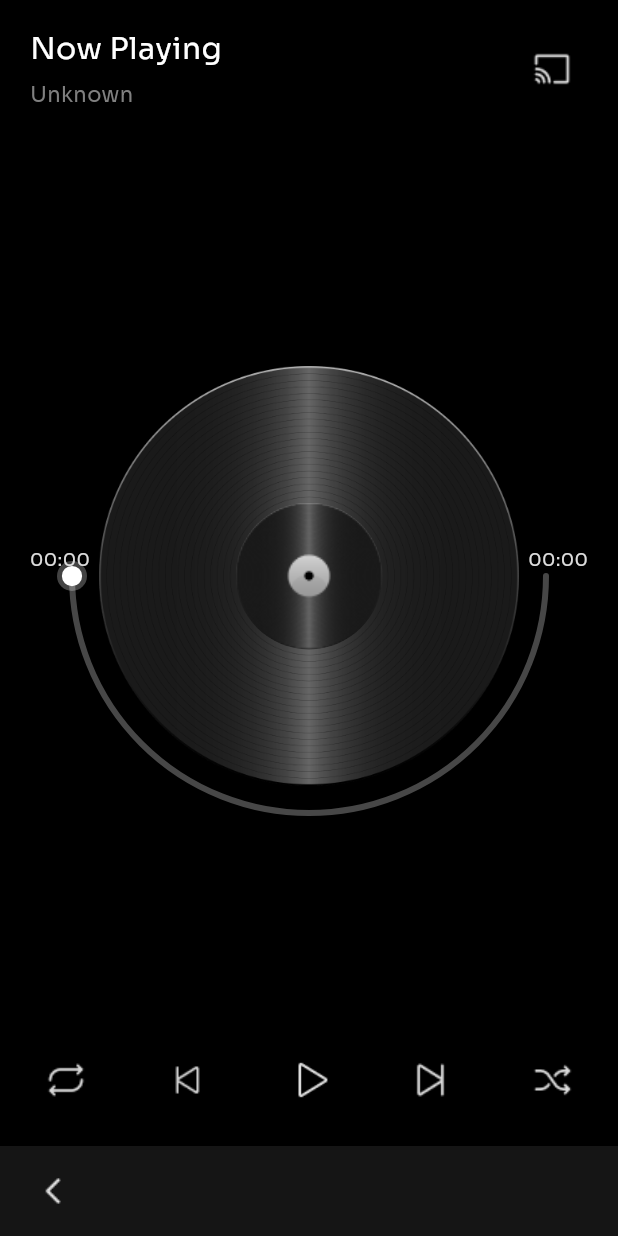
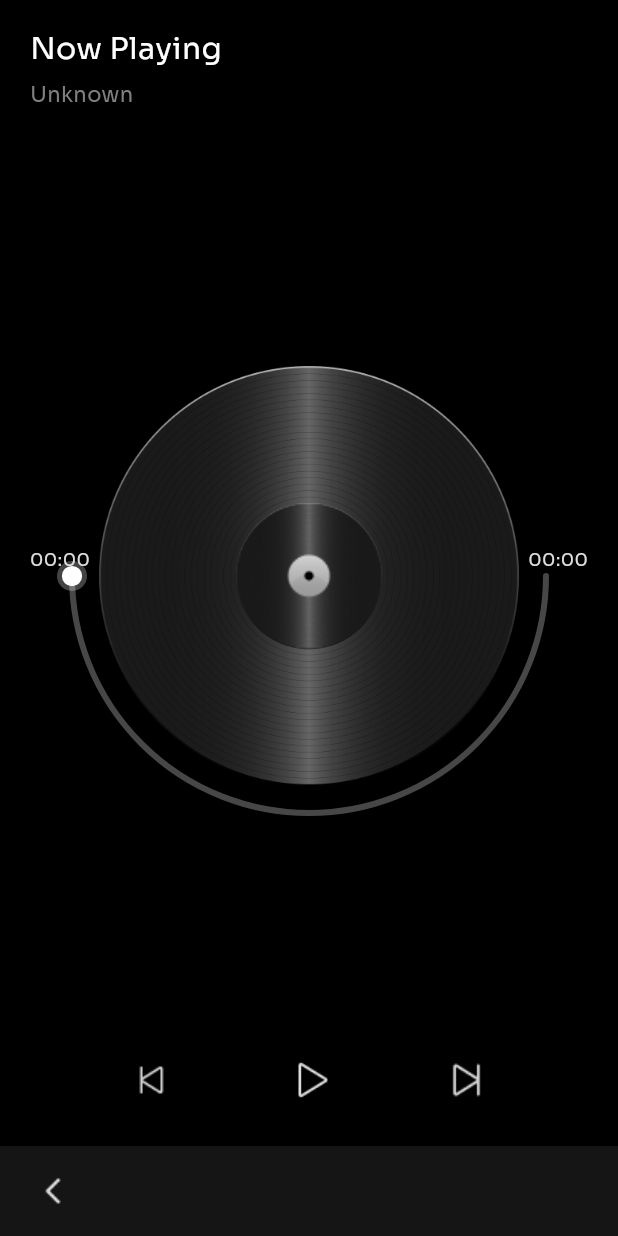
Before and after one commit to DhanishMecha/mechanix-music, a Flutter app: the MusicMiniPlayer widget shown alone on an empty page, opened directly, after a tap on "Now Playing", on a phone screen of 412 x 824 dp. Run offline on Flutter 3.47's test engine with Material 3 defaults, Android fonts, the phone set to English and light mode, and no system bars; our stand-ins replace audioplayers, equatable, file, flutter_bloc, objectbox; missing offline and left inert: audio_metadata_reader, show_fps; generated files the repository leaves out were written again.

Commit message:
fix: mini player ui update

```diff
--- a/lib/features/music/presentation/widgets/music/music_mini_player.dart
+++ b/lib/features/music/presentation/widgets/music/music_mini_player.dart
@@ -148,17 +148,19 @@ class _MusicMiniPlayerState extends State<MusicMiniPlayer> {
               ),
 
               // Audiocast
-              MusicButton(
-                iconPath: MusicIcons.audiocastIcon,
-                boxSize: 44,
-                iconSize: 24,
-                isSelected: false,
-                onTap: () {},
-              ),
+              // MusicButton(
+              //   iconPath: MusicIcons.audiocastIcon,
+              //   boxSize: 44,
+              //   iconSize: 24,
+              //   isSelected: false,
+              //   onTap: () {},
+              // ),
 
               // Play/Pause
               BlocSelector<PlaybackBloc, PlaybackState, bool>(
-                selector: (state) => state.status == PlaybackStatus.playing,
+                selector: (state) =>
+                    state.status == PlaybackStatus.playing ||
+                    state.status == PlaybackStatus.loading,
                 builder: (context, isPlaying) => MusicButton(
                   boxSize: 44,
                   iconSize: 24,
--- a/lib/features/music/presentation/widgets/music/tabs/track/track_tile.dart
+++ b/lib/features/music/presentation/widgets/music/tabs/track/track_tile.dart
@@ -79,10 +79,15 @@ class _ArtworkWidget extends StatelessWidget {
     if (artworkPath != null) {
       final file = File(artworkPath!);
       if (file.existsSync()) {
-        return CircleAvatar(radius: 26, backgroundImage: FileImage(file));
+        return ClipRRect(
+          borderRadius: BorderRadius.circular(50),
+          child: Image.file(
+            file,
+            errorBuilder: (context, error, stackTrace) => _fallback(),
+          ),
+        );
       }
     }
-
     return _fallback();
   }
 
--- a/lib/features/music/presentation/widgets/player/player_controls.dart
+++ b/lib/features/music/presentation/widgets/player/player_controls.dart
@@ -15,12 +15,13 @@ class PlayerControls extends StatelessWidget {
       mainAxisAlignment: MainAxisAlignment.spaceBetween,
       children: [
         //repeat icon
-        MusicButton(
-          boxSize: 48,
-          iconPath: MusicIcons.repeatIcon,
-          isSelected: false,
-          onTap: () {},
-        ),
+        // MusicButton(
+        //   boxSize: 48,
+        //   iconPath: MusicIcons.repeatIcon,
+        //   isSelected: false,
+        //   onTap: () {},
+        // ),
+        const SizedBox(),
 
         // previous icon
         MusicButton(
@@ -34,7 +35,9 @@ class PlayerControls extends StatelessWidget {
 
         // pause/resume icon
         BlocSelector<PlaybackBloc, PlaybackState, bool>(
-          selector: (state) => state.status == PlaybackStatus.playing,
+          selector: (state) =>
+              state.status == PlaybackStatus.playing ||
+              state.status == PlaybackStatus.loading,
           builder: (context, isPlaying) {
             return MusicButton(
               boxSize: 48,
@@ -62,14 +65,15 @@ class PlayerControls extends StatelessWidget {
             context.read<PlaybackBloc>().add(const PlaybackPlayNext());
           },
         ),
+        const SizedBox(),
 
         // shuffle icon
-        MusicButton(
-          boxSize: 48,
-          iconPath: MusicIcons.shuffleIcon,
-          isSelected: false,
-          onTap: () {},
-        ),
+        // MusicButton(
+        //   boxSize: 48,
+        //   iconPath: MusicIcons.shuffleIcon,
+        //   isSelected: false,
+        //   onTap: () {},
+        // ),
       ],
     );
   }
--- a/lib/features/music/presentation/widgets/player/player_header.dart
+++ b/lib/features/music/presentation/widgets/player/player_header.dart
@@ -1,8 +1,6 @@
 import 'package:flutter/material.dart';
 import 'package:flutter_bloc/flutter_bloc.dart';
 import 'package:mechanix_music/core/utils/colors.dart';
-import 'package:mechanix_music/core/utils/icons.dart';
-import 'package:mechanix_music/core/widgets/music_button.dart';
 import 'package:mechanix_music/features/music/bloc/player/player_bloc.dart';
 import 'package:mechanix_music/features/music/bloc/player/player_state.dart';
 import 'package:mechanix_music/features/music/data/models/song_model.dart';
@@ -55,15 +53,15 @@ class PlayerHeader extends StatelessWidget {
           ),
         ),
         const SizedBox(width: 16),
-        Align(
-          alignment: Alignment.center,
-          child: MusicButton(
-            iconPath: MusicIcons.audiocastIcon,
-            boxSize: 48,
-            isSelected: false,
-            onTap: () {},
-          ),
-        ),
+        // Align(
+        //   alignment: Alignment.center,
+        //   child: MusicButton(
+        //     iconPath: MusicIcons.audiocastIcon,
+        //     boxSize: 48,
+        //     isSelected: false,
+        //     onTap: () {},
+        //   ),
+        // ),
       ],
     );
   }
```
